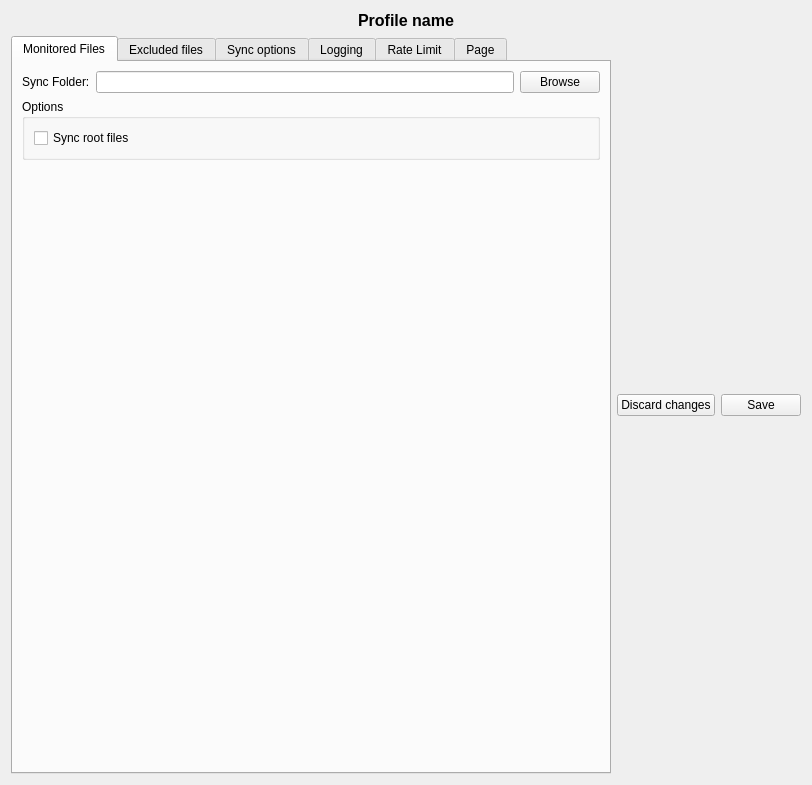
Old version of the form OneDriveGUI/ui/profile_settings_page.ui in the repository bpozdena/OneDriveGUI.
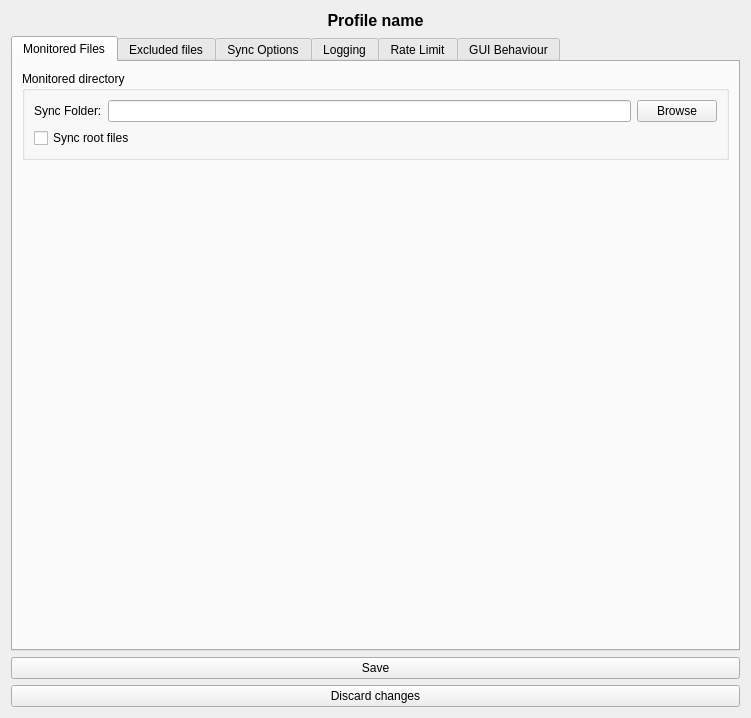
New version of the form.

Commit message: added logic for checkboxes

The edit to the form file:
```diff
--- a/OneDriveGUI/ui/profile_settings_page.ui
+++ b/OneDriveGUI/ui/profile_settings_page.ui
@@ -6,8 +6,8 @@
    <rect>
     <x>0</x>
     <y>0</y>
-    <width>614</width>
-    <height>785</height>
+    <width>751</width>
+    <height>718</height>
    </rect>
   </property>
   <property name="windowTitle">
@@ -50,6 +50,12 @@
         </attribute>
         <layout class="QVBoxLayout" name="verticalLayout_5">
          <item>
+          <widget class="QGroupBox" name="groupBox_8">
+           <property name="title">
+            <string>Monitored directory</string>
+           </property>
+           <layout class="QGridLayout" name="gridLayout_9">
+            <item row="1" column="0">
           <layout class="QGridLayout" name="gridLayout_5">
            <item row="0" column="2">
             <widget class="QPushButton" name="pushButton_3">
@@ -70,13 +76,7 @@
            </item>
           </layout>
          </item>
-         <item>
-          <widget class="QGroupBox" name="groupBox_8">
-           <property name="title">
-            <string>Options</string>
-           </property>
-           <layout class="QGridLayout" name="gridLayout_9">
-            <item row="0" column="0">
+            <item row="2" column="0">
              <widget class="QCheckBox" name="checkBox_sync_root_files">
               <property name="text">
                <string>Sync root files</string>
@@ -238,7 +238,7 @@
        </widget>
        <widget class="QWidget" name="tab_2">
         <attribute name="title">
-         <string>Sync options</string>
+         <string>Sync Options</string>
         </attribute>
         <layout class="QVBoxLayout" name="verticalLayout_8">
          <item>
@@ -679,17 +679,12 @@
        </widget>
        <widget class="QWidget" name="tab_6">
         <attribute name="title">
-         <string>Page</string>
+         <string>GUI Behaviour</string>
         </attribute>
        </widget>
       </widget>
      </item>
-     <item>
-      <widget class="QPushButton" name="pushButton_discart">
-       <property name="text">
-        <string>Discard changes</string>
-       </property>
-      </widget>
+    </layout>
      </item>
      <item>
       <widget class="QPushButton" name="pushButton_save">
@@ -698,7 +693,12 @@
        </property>
       </widget>
      </item>
-    </layout>
+   <item>
+    <widget class="QPushButton" name="pushButton_discart">
+     <property name="text">
+      <string>Discard changes</string>
+     </property>
+    </widget>
    </item>
   </layout>
  </widget>
```
Left out of the diff: 2 changed lines with no effect on the pictures. Lines whose indentation alone changed are shown as unchanged. The commit also changes 2 other files.
